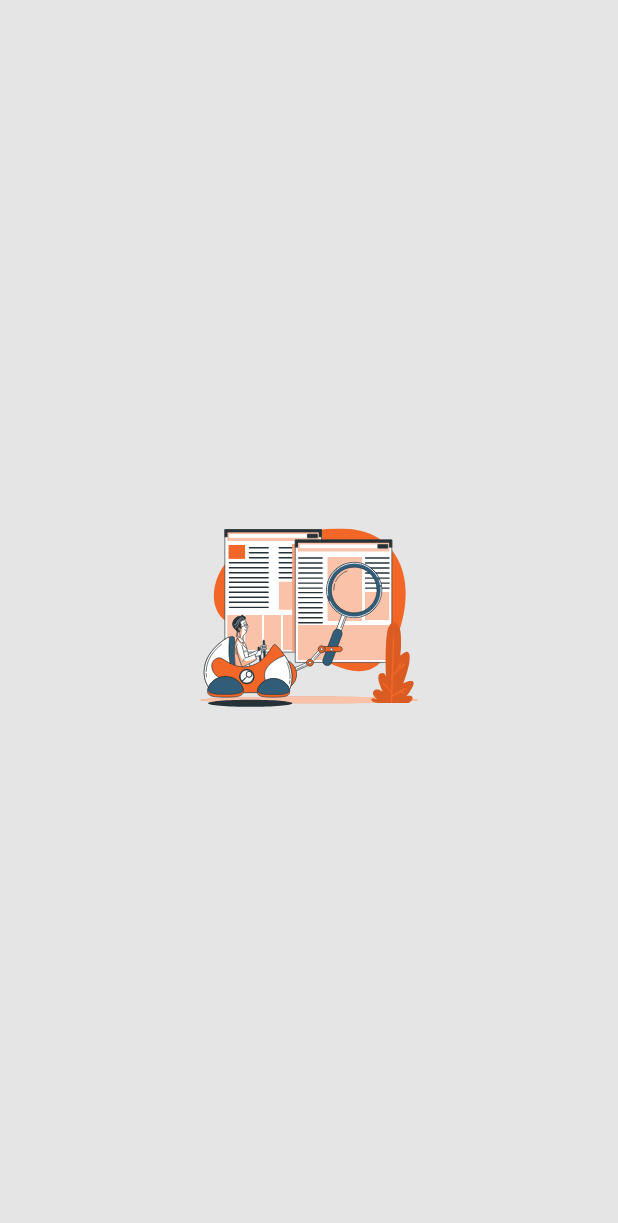
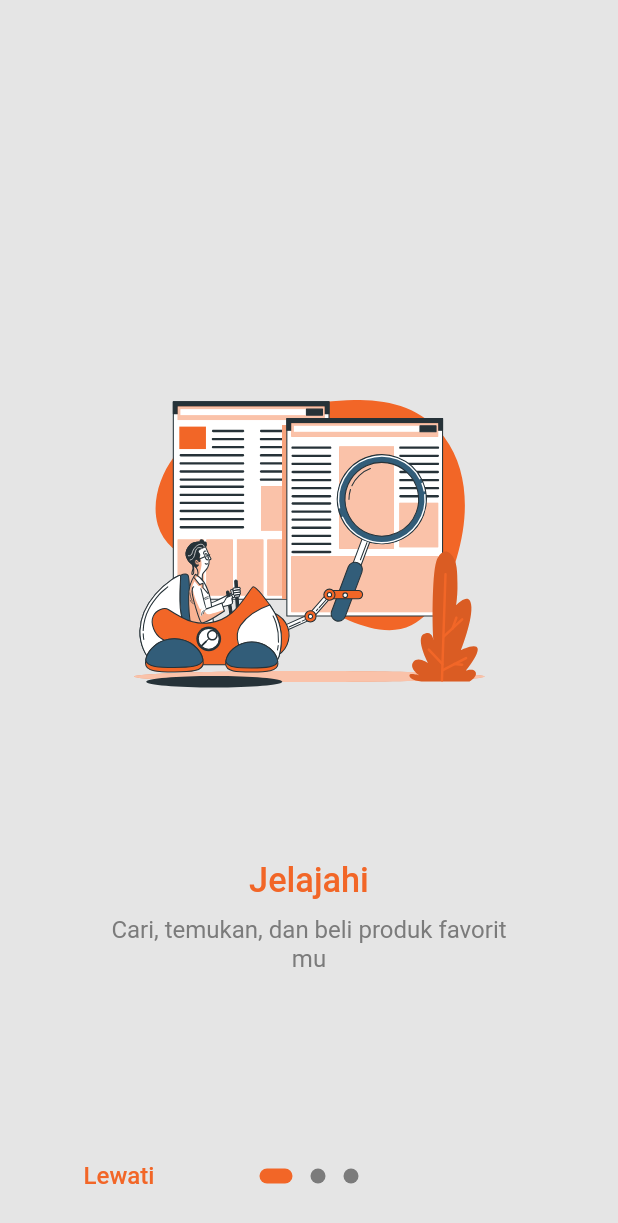
Before and after one commit to rrifafauzikomara/flutter_e_commerce, a Flutter app: the screen it shows after launch, on a phone screen of 412 x 824 dp. Shown: the top 1223 px of the screen. Run offline on Flutter 3.47's test engine with Material 2 defaults, Android fonts, the phone set to English and light mode, and no system bars; drawn by our look-alikes of introduction_screen; our stand-ins replace bloc, dartz, dio, equatable, flutter_bloc, flutter_screenutil and 3 more.

Commit message:
refactor: update onboarding screen

```diff
--- a/features/onboarding/lib/presentation/ui/on_boarding_screen.dart
+++ b/features/onboarding/lib/presentation/ui/on_boarding_screen.dart
@@ -1,3 +1,4 @@
+import 'package:dependencies/introduction_screen/introduction_screen.dart';
 import 'package:flutter/material.dart';
 import 'package:dependencies/flutter_screenutil/flutter_screenutil.dart';
 import 'package:resources/assets.gen.dart';
@@ -9,14 +10,106 @@ class OnBoardingScreen extends StatelessWidget {
   @override
   Widget build(BuildContext context) {
     return Scaffold(
-      body: Container(
-        width: 1.sw,
-        height: 1.sh,
-        color: ColorName.whiteBackground,
-        child: Center(
-          child: Assets.images.onboarding.onBoarding1.svg(
-            width: 147.w,
-            height: 100.h,
+      body: IntroductionScreen(
+        globalBackgroundColor: ColorName.whiteBackground,
+        pages: [
+          PageViewModel(
+            image: Assets.images.onboarding.onBoarding1.svg(
+              width: 205.w,
+              height: 205.h,
+            ),
+            title: "Jelajahi",
+            body: "Cari, temukan, dan beli produk favorit mu ",
+            decoration: PageDecoration(
+              imageFlex: 2,
+              titlePadding: const EdgeInsets.only(bottom: 10.0, top: 64.0),
+              contentMargin: const EdgeInsets.symmetric(horizontal: 64.0),
+              titleTextStyle: TextStyle(
+                color: ColorName.orange,
+                fontSize: 20.sp,
+                fontWeight: FontWeight.w500,
+              ),
+              bodyTextStyle: TextStyle(
+                color: ColorName.textGrey,
+                fontSize: 14.sp,
+                fontWeight: FontWeight.w400,
+              ),
+            ),
+          ),
+          PageViewModel(
+            image: Assets.images.onboarding.onBoarding2.svg(
+              width: 205.w,
+              height: 205.h,
+            ),
+            title: "Pembayaran Mudah",
+            body: "Gunakan pembayaran sesuai dengan pilihanmu",
+            decoration: PageDecoration(
+              imageFlex: 2,
+              titlePadding: const EdgeInsets.only(bottom: 10.0, top: 64.0),
+              contentMargin: const EdgeInsets.symmetric(horizontal: 64.0),
+              titleTextStyle: TextStyle(
+                color: ColorName.orange,
+                fontSize: 20.sp,
+                fontWeight: FontWeight.w500,
+              ),
+              bodyTextStyle: TextStyle(
+                color: ColorName.textGrey,
+                fontSize: 14.sp,
+                fontWeight: FontWeight.w400,
+              ),
+            ),
+          ),
+          PageViewModel(
+            image: Assets.images.onboarding.onBoarding3.svg(
+              width: 205.w,
+              height: 205.h,
+            ),
+            title: "Pengalaman Berbelanja",
+            body: "Nikmati kenyaman berbelanja saat menjelajahi toko favoritmu",
+            decoration: PageDecoration(
+              imageFlex: 2,
+              titlePadding: const EdgeInsets.only(bottom: 10.0, top: 64.0),
+              contentMargin: const EdgeInsets.symmetric(horizontal: 64.0),
+              titleTextStyle: TextStyle(
+                color: ColorName.orange,
+                fontSize: 20.sp,
+                fontWeight: FontWeight.w500,
+              ),
+              bodyTextStyle: TextStyle(
+                color: ColorName.textGrey,
+                fontSize: 14.sp,
+                fontWeight: FontWeight.w400,
+              ),
+            ),
+          ),
+        ],
+        onDone: () {},
+        showBackButton: false,
+        showNextButton: false,
+        showSkipButton: true,
+        dotsDecorator: const DotsDecorator(
+          size: Size(10.0, 10.0),
+          color: ColorName.textGrey,
+          activeColor: ColorName.orange,
+          activeSize: Size(22.0, 10.0),
+          activeShape: RoundedRectangleBorder(
+            borderRadius: BorderRadius.all(Radius.circular(25.0)),
+          ),
+        ),
+        skip: Text(
+          "Lewati",
+          style: TextStyle(
+            color: ColorName.orange,
+            fontSize: 14.sp,
+            fontWeight: FontWeight.w500,
+          ),
+        ),
+        done: Text(
+          "Selesai",
+          style: TextStyle(
+            color: ColorName.orange,
+            fontSize: 14.sp,
+            fontWeight: FontWeight.w500,
           ),
         ),
       ),
--- a/shared_libraries/dependencies/lib/introduction_screen/introduction_screen.dart
+++ b/shared_libraries/dependencies/lib/introduction_screen/introduction_screen.dart
@@ -1 +1 @@
-export 'package:dependencies/introduction_screen/introduction_screen.dart';
+export 'package:introduction_screen/introduction_screen.dart';
```
Also changed, not shown: pubspec.lock, 1 other file.
